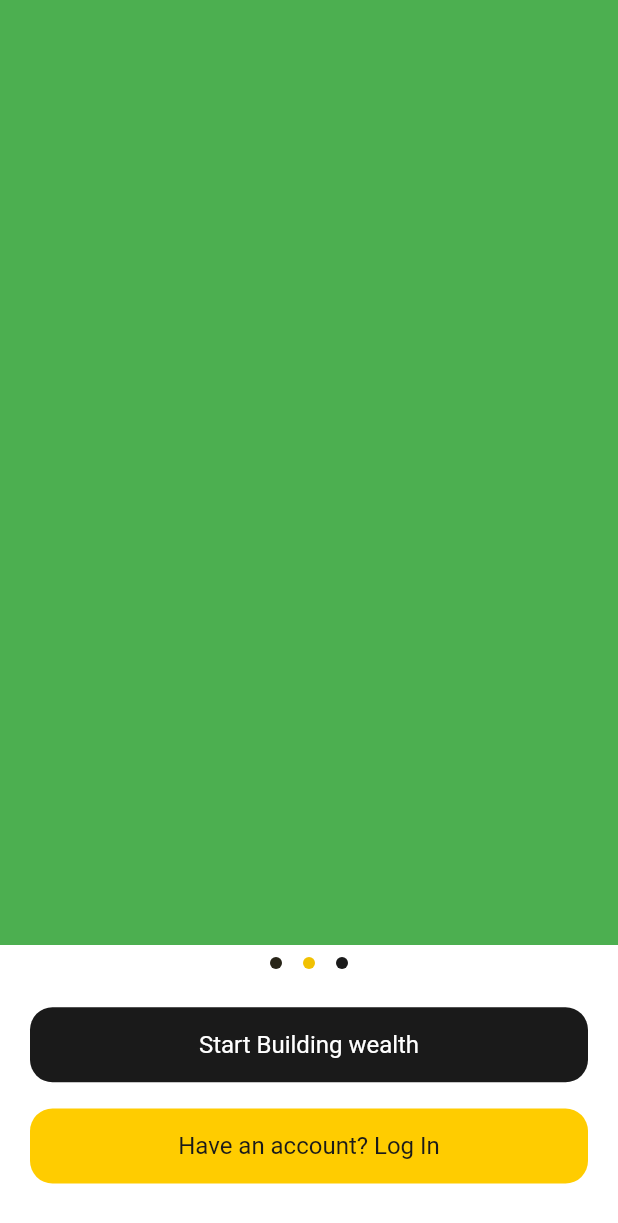
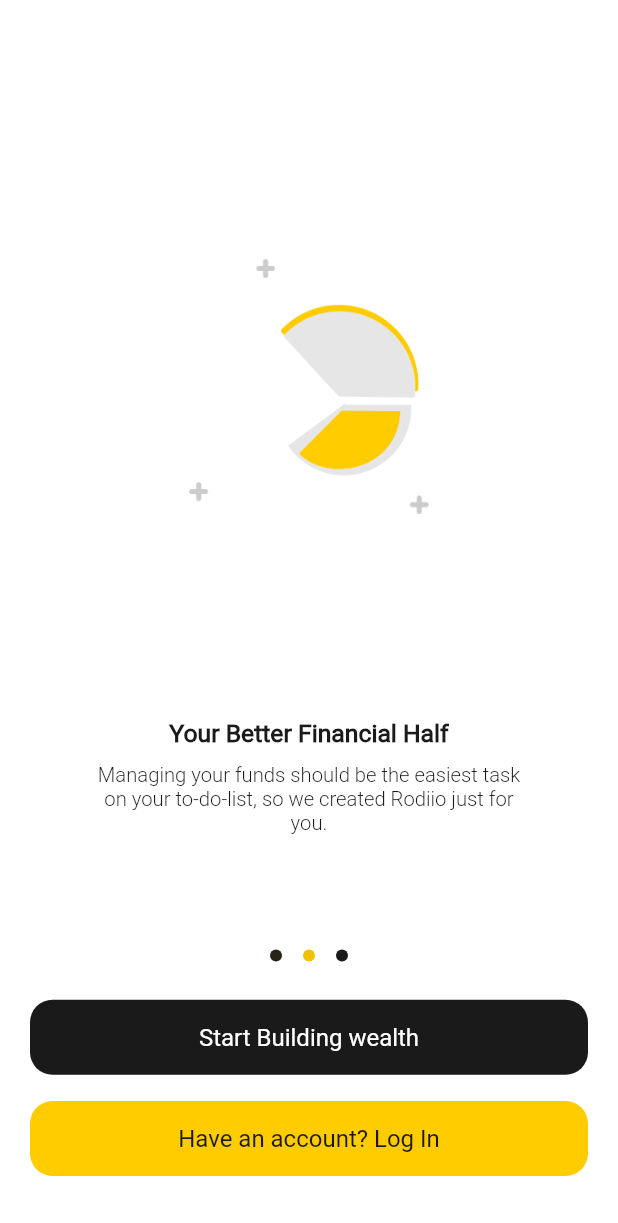
Before and after one commit to iWOLFSTEIN/Rodiio-App-Flutter, a Flutter app: the Intro screen opened directly, swiped to page 2, on a phone screen of 412 x 824 dp. Shown: the top 1223 px of the screen. Run offline on Flutter 3.47's test engine with Material 2 defaults, Android fonts, the phone set to English and light mode, and no system bars.

Commit message:
intro screen is done

```diff
--- a/lib/main.dart
+++ b/lib/main.dart
@@ -19,7 +19,7 @@
           primarySwatch: primarySwatch,
           primaryColor: primaryColor,
           fontFamily: fontFamily),
-      home: const Intro(),
+      home: const InviteAndEarn(),
     );
   }
 }
--- a/lib/screens/intro.dart
+++ b/lib/screens/intro.dart
@@ -1,4 +1,6 @@
 import 'package:flutter/material.dart';
+
+import '../widgets/intro_page.dart';
 
 class Intro extends StatefulWidget {
   const Intro({super.key});
@@ -13,75 +15,31 @@
   @override
   Widget build(BuildContext context) {
     List<Widget> pages = [
-      Container(
-        // color: Colors.orange,
-        child: Column(
-          mainAxisAlignment: MainAxisAlignment.spaceBetween,
-          children: [
-            Padding(
-              padding: const EdgeInsets.only(right: 20, left: 20, top: 20),
-              child: Row(
-                children: [
-                  const Text(
-                    'English',
-                    style: TextStyle(
-                      color: Color(0xFF1A1A1A),
-                      fontWeight: FontWeight.bold,
-                    ),
-                  ),
-                  Expanded(child: Container()),
-                  const Text(
-                    'Skip',
-                    style: TextStyle(
-                      color: Color(0xFF1A1A1A),
-                      fontWeight: FontWeight.bold,
-                    ),
-                  )
-                ],
-              ),
-            ),
-            Container(),
-            Image.asset(
-              'images/RODIIO APP element2.png',
-              height: 170,
-            ),
-            Container(),
-            Column(
-              children: const [
-                Text(
-                  'Welcome to Rodiio Wallet',
-                  style: TextStyle(
-                      color: Color(0xFF1A1A1A),
-                      fontFamily: 'Roboto-Regular',
-                      fontWeight: FontWeight.bold,
-                      fontSize: 16.5),
-                ),
-                SizedBox(
-                  height: 10,
-                ),
-                Padding(
-                  padding: EdgeInsets.symmetric(horizontal: 65),
-                  child: Text(
-                    'Start investing and earning fixed returns with us little as 1\$ or sell stocks like Google, Apple, Amazon, Facebook and Microsoft with as little as 10\$',
-                    textAlign: TextAlign.center,
-                    style: TextStyle(
-                        color: Color(0xFF1A1A1A),
-                        // fontFamily: 'Roboto-Regular',
-                        // fontWeight: FontWeight.bold,
-                        fontSize: 13.5),
-                  ),
-                )
-              ],
-            ),
-            const SizedBox(),
-          ],
-        ),
+      IntroPage(
+        visibility: 1.0,
+        title: 'Welcome to Rodiio Wallet',
+        subTitle:
+            'Start investing and earning fixed returns with us little as 1\$ or sell stocks like Google, Apple, Amazon, Facebook and Microsoft with as little as 10\$',
+        imageAdress: 'images/RODIIO APP element2.png',
+        skipAction: () {},
+        enlarge: false,
       ),
-      Container(
-        color: Colors.green,
+      IntroPage(
+        visibility: 0.0,
+        title: 'Your Better Financial Half',
+        subTitle:
+            "Managing your funds should be the easiest task on your to-do-list, so we created Rodiio just for you.",
+        imageAdress: 'images/RODIIO APP element.png',
+        skipAction: () {},
+        enlarge: false,
       ),
-      Container(
-        color: Colors.blue,
+      IntroPage(
+        visibility: 0.0,
+        title: 'Account Protection',
+        subTitle: "Rodiio is secured. Your money is always safe with us.",
+        imageAdress: 'images/RODIIO APP element3.png',
+        skipAction: () {},
+        enlarge: true,
       ),
     ];
     return Scaffold(
@@ -126,7 +84,7 @@
                     titleColor: const Color(0xFF1A1A1A),
                   ),
                   const SizedBox(
-                    height: 35,
+                    height: 40,
                   ),
                 ],
               ),
--- a/lib/screens/invite_and_earn.dart
+++ b/lib/screens/invite_and_earn.dart
@@ -1,4 +1,5 @@
 import 'package:flutter/material.dart';
+import 'package:rodiio_app/screens/intro.dart';
 
 class InviteAndEarn extends StatelessWidget {
   const InviteAndEarn({super.key});
@@ -55,7 +56,14 @@
               Container(),
               Column(
                 children: [
-                  customButton(title: 'Invite via email', action: () {}),
+                  customButton(
+                      title: 'Invite via email',
+                      action: () {
+                        Navigator.push(
+                            context,
+                            MaterialPageRoute(
+                                builder: (context) => const Intro()));
+                      }),
                   const SizedBox(
                     height: 15,
                   ),
--- /dev/null
+++ b/lib/widgets/intro_page.dart
@@ -0,0 +1,89 @@
+import 'package:flutter/material.dart';
+
+class IntroPage extends StatelessWidget {
+  const IntroPage(
+      {Key? key,
+      required this.imageAdress,
+      required this.subTitle,
+      required this.title,
+      required this.visibility,
+      required this.enlarge,
+      required this.skipAction})
+      : super(key: key);
+
+  final double visibility;
+  final String imageAdress;
+  final String title;
+  final String subTitle;
+  final Function() skipAction;
+  final bool enlarge;
+
+  @override
+  Widget build(BuildContext context) {
+    return Column(
+      mainAxisAlignment: MainAxisAlignment.spaceBetween,
+      children: [
+        Opacity(
+          opacity: visibility,
+          child: Padding(
+            padding: const EdgeInsets.only(right: 20, left: 20, top: 20),
+            child: Row(
+              children: [
+                const Text(
+                  'English',
+                  style: TextStyle(
+                    color: Color(0xFF1A1A1A),
+                    fontWeight: FontWeight.bold,
+                  ),
+                ),
+                Expanded(child: Container()),
+                GestureDetector(
+                  onTap: skipAction,
+                  child: const Text(
+                    'Skip',
+                    style: TextStyle(
+                      color: Color(0xFF1A1A1A),
+                      fontWeight: FontWeight.bold,
+                    ),
+                  ),
+                )
+              ],
+            ),
+          ),
+        ),
+        Container(),
+        Image.asset(
+          imageAdress,
+          height: 170,
+        ),
+        Container(),
+        Column(
+          children: [
+            Text(
+              title,
+              style: TextStyle(
+                  color: const Color(0xFF1A1A1A),
+                  fontFamily: 'Roboto-Regular',
+                  fontWeight: FontWeight.bold,
+                  fontSize: (enlarge) ? 18.5 : 16.5),
+            ),
+            const SizedBox(
+              height: 10,
+            ),
+            Padding(
+              padding: const EdgeInsets.symmetric(horizontal: 65),
+              child: Text(
+                subTitle,
+                textAlign: TextAlign.center,
+                style: TextStyle(
+                    color: const Color(0xFF1A1A1A),
+                    fontSize: (enlarge) ? 15.5 : 13.5),
+              ),
+            )
+          ],
+        ),
+        const SizedBox(),
+      ],
+    );
+  }
+}
```
